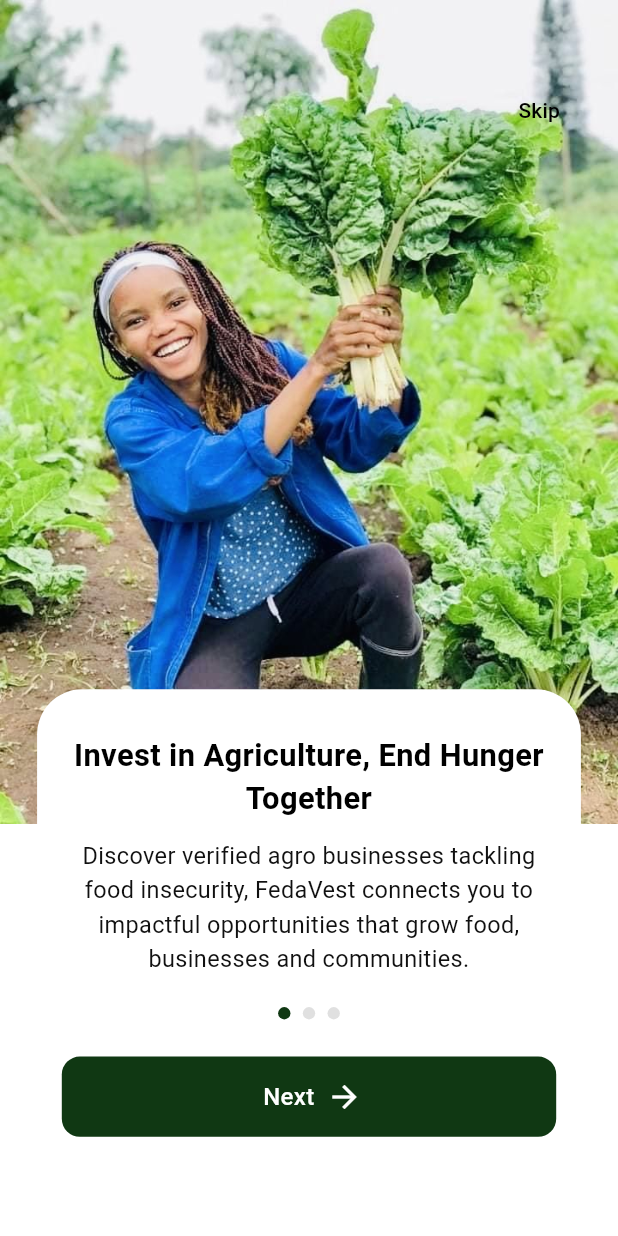
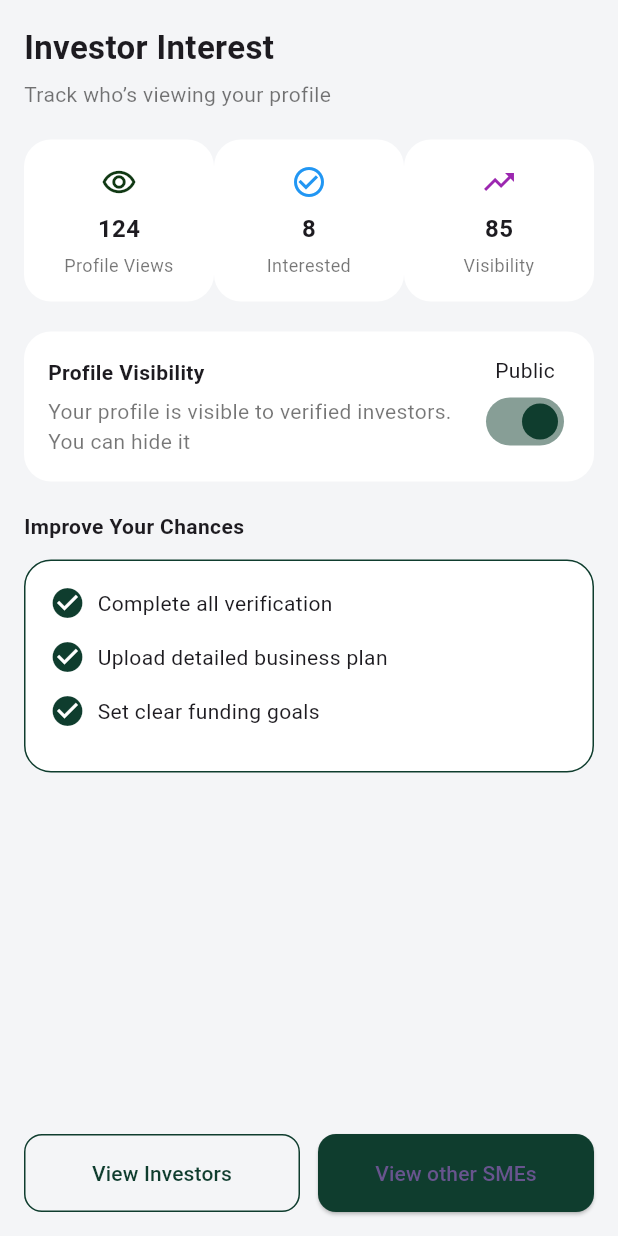
Before and after one commit to fedavest/Fedavest-Platform, a Flutter app: the screen it shows after launch, on a phone screen of 412 x 824 dp. Run offline on Flutter 3.47's test engine with Material 3 defaults, Android fonts, the phone set to English and light mode, and no system bars; our stand-ins replace bloc, envied, equatable, flutter_bloc, google_fonts, shared_preferences; generated files the repository leaves out were written again.

Commit message:
investor interest screen

```diff
--- a/mobile/feda_vest_group_project/lib/main.dart
+++ b/mobile/feda_vest_group_project/lib/main.dart
@@ -21,7 +21,7 @@ class MyApp extends StatelessWidget {
     return MaterialApp(
       title: 'Flutter Demo',
       debugShowCheckedModeBanner: false,
-      initialRoute: RouteName.onboard,
+      initialRoute: RouteName.investorInterest,
       navigatorKey: AppRoute.navigatorKey,
       onGenerateRoute: Routes.generateRoute,
       theme: ThemeData(colorScheme: .fromSeed(seedColor: Colors.deepPurple)),
--- a/mobile/feda_vest_group_project/lib/routes/route.dart
+++ b/mobile/feda_vest_group_project/lib/routes/route.dart
@@ -12,11 +12,14 @@ import 'package:feda_vest_group_project/widgets/dashboard_widgets/readiness/run_
 import 'package:feda_vest_group_project/widgets/dashboard_widgets/sme_readiness.dart';
 //import 'package:feda_vest_group_project/widgets/dashboard_widgets/verification_card.dart';
 import 'package:feda_vest_group_project/widgets/dashboard_widgets/verifcation/verificationcenter.dart';
+import 'package:feda_vest_group_project/widgets/explore_widgets/investor_choice.dart';
 import 'package:flutter/material.dart';
 
 class Routes {
   static Route<dynamic> generateRoute(RouteSettings settings) {
     switch (settings.name) {
+            case RouteName.investorInterest:
+        return MaterialPageRoute(builder: (_) => InvestorInterestScreen());
       case RouteName.fundingDeets:
         return MaterialPageRoute(builder: (_) => FundingImpactScreen());
       case RouteName.fundingGoal:
--- a/mobile/feda_vest_group_project/lib/routes/route_name.dart
+++ b/mobile/feda_vest_group_project/lib/routes/route_name.dart
@@ -11,4 +11,5 @@ class RouteName {
   static const String fundingGoal = '/funding_goal' ;
     static const String editFundingGoal = '/edit_funding_goal' ;
    static const String readiness = '/readiness_card';
+      static const String investorInterest = '/investor_choice';
 }
--- /dev/null
+++ b/mobile/feda_vest_group_project/lib/widgets/explore_widgets/investor_choice.dart
@@ -0,0 +1,302 @@
+import 'package:feda_vest_group_project/constants/app_colors.dart';
+import 'package:flutter/material.dart';
+
+
+class MyApp extends StatelessWidget {
+  const MyApp({super.key});
+
+  @override
+  Widget build(BuildContext context) {
+    return const MaterialApp(
+      debugShowCheckedModeBanner: false,
+      home: InvestorInterestScreen(),
+    );
+  }
+}
+
+class InvestorInterestScreen extends StatelessWidget {
+  const InvestorInterestScreen({super.key});
+
+  @override
+  Widget build(BuildContext context) {
+    return Scaffold(
+      backgroundColor: const Color(0xFFF4F5F7),
+      body: SafeArea(
+        child: Padding(
+          padding: const EdgeInsets.all(16),
+          child: Column(
+            crossAxisAlignment: CrossAxisAlignment.start,
+            children: [
+
+              /// TITLE
+              const Text(
+                "Investor Interest",
+                style: TextStyle(
+                    fontSize: 22, fontWeight: FontWeight.bold),
+              ),
+              const SizedBox(height: 6),
+              const Text(
+                "Track who’s viewing your profile",
+                style: TextStyle(color: Colors.black54),
+              ),
+
+              const SizedBox(height: 20),
+
+              /// STATS ROW
+              Row(
+                mainAxisAlignment:
+                    MainAxisAlignment.spaceBetween,
+                children: const [
+                  StatCard(
+                    icon: Icons.remove_red_eye_outlined,
+                    value: "124",
+                    label: "Profile Views",
+                    color: AppColors.primaryColor,
+                  ),
+                  StatCard(
+                    icon: Icons.check_circle_outline,
+                    value: "8",
+                    label: "Interested",
+                    color: Colors.blue,
+                  ),
+                  StatCard(
+                    icon: Icons.trending_up,
+                    value: "85",
+                    label: "Visibility",
+                    color: Colors.purple,
+                  ),
+                ],
+              ),
+
+              const SizedBox(height: 20),
+
+              /// VISIBILITY CARD (REUSABLE)
+              const AppCard(
+                child: VisibilitySection(),
+              ),
+
+              const SizedBox(height: 20),
+
+              /// IMPROVEMENT SECTION
+              const Text(
+                "Improve Your Chances",
+                style:
+                    TextStyle(fontWeight: FontWeight.bold),
+              ),
+              const SizedBox(height: 12),
+
+              const AppCard(
+                bordered: true,
+                child: ImprovementList(),
+              ),
+
+              const Spacer(),
+
+              /// BUTTONS
+              Row(
+                children: [
+                  Expanded(
+                    child: OutlinedButton(
+                      style: OutlinedButton.styleFrom(
+                        padding:
+                            const EdgeInsets.symmetric(
+                                vertical: 16),
+                        side: const BorderSide(
+                            color: Color(0xFF0F3D2E)),
+                        shape: RoundedRectangleBorder(
+                          borderRadius:
+                              BorderRadius.circular(12),
+                        ),
+                      ),
+                      onPressed: () {},
+                      child: const Text(
+                        "View Investors",
+                        style: TextStyle(
+                            color: Color(0xFF0F3D2E)),
+                      ),
+                    ),
+                  ),
+                  const SizedBox(width: 12),
+                  Expanded(
+                    child: ElevatedButton(
+                      style: ElevatedButton.styleFrom(
+                        backgroundColor:
+                            const Color(0xFF0F3D2E),
+                        padding:
+                            const EdgeInsets.symmetric(
+                                vertical: 16),
+                        shape: RoundedRectangleBorder(
+                          borderRadius:
+                              BorderRadius.circular(12),
+                        ),
+                      ),
+                      onPressed: () {},
+                      child: const Text("View other SMEs"),
+                    ),
+                  )
+                ],
+              )
+            ],
+          ),
+        ),
+      ),
+    );
+  }
+}
+
+////////////////////////////////////////////////////////////
+/// ONE REUSABLE CONTAINER
+////////////////////////////////////////////////////////////
+
+class AppCard extends StatelessWidget {
+  final Widget child;
+  final bool bordered;
+
+  const AppCard({
+    super.key,
+    required this.child,
+    this.bordered = false,
+  });
+
+  @override
+  Widget build(BuildContext context) {
+    return Container(
+      padding: const EdgeInsets.all(16),
+      decoration: BoxDecoration(
+        color: Colors.white,
+        borderRadius: BorderRadius.circular(18),
+        border: bordered
+            ? Border.all(color: const Color(0xFF0F3D2E))
+            : null,
+      ),
+      child: child,
+    );
+  }
+}
+
+////////////////////////////////////////////////////////////
+/// STAT CARD
+////////////////////////////////////////////////////////////
+
+class StatCard extends StatelessWidget {
+  final IconData icon;
+  final String value;
+  final String label;
+  final Color color;
+
+  const StatCard({
+    super.key,
+    required this.icon,
+    required this.value,
+    required this.label,
+    required this.color,
+  });
+
+  @override
+  Widget build(BuildContext context) {
+    return Expanded(
+      child: AppCard(
+        child: Column(
+          children: [
+            Icon(icon, color: color),
+            const SizedBox(height: 8),
+            Text(value,
+                style: const TextStyle(
+                    fontWeight: FontWeight.bold,
+                    fontSize: 16)),
+            const SizedBox(height: 4),
+            Text(label,
+                textAlign: TextAlign.center,
+                style: const TextStyle(
+                    fontSize: 12,
+                    color: Colors.black54)),
+          ],
+        ),
+      ),
+    );
+  }
+}
+
+////////////////////////////////////////////////////////////
+/// VISIBILITY SECTION
+////////////////////////////////////////////////////////////
+
+class VisibilitySection extends StatelessWidget {
+  const VisibilitySection({super.key});
+
+  @override
+  Widget build(BuildContext context) {
+    return Row(
+      children: [
+        const Expanded(
+          child: Column(
+            crossAxisAlignment:
+                CrossAxisAlignment.start,
+            children: [
+              Text(
+                "Profile Visibility",
+                style: TextStyle(
+                    fontWeight: FontWeight.bold),
+              ),
+              SizedBox(height: 6),
+              Text(
+                "Your profile is visible to verified investors.\nYou can hide it",
+                style: TextStyle(color: Colors.black54),
+              ),
+            ],
+          ),
+        ),
+        Column(
+          children: [
+            const Text("Public"),
+            Switch(
+              value: true,
+              activeColor: const Color(0xFF0F3D2E),
+              onChanged: (val) {},
+            )
+          ],
+        )
+      ],
+    );
+  }
+}
+
+////////////////////////////////////////////////////////////
+/// IMPROVEMENT LIST
+////////////////////////////////////////////////////////////
+
+class ImprovementList extends StatelessWidget {
+  const ImprovementList({super.key});
+
+  @override
+  Widget build(BuildContext context) {
+    return Column(
+      children: const [
+        ImprovementItem(text: "Complete all verification"),
+        ImprovementItem(text: "Upload detailed business plan"),
+        ImprovementItem(text: "Set clear funding goals"),
+      ],
+    );
+  }
+}
+
+class ImprovementItem extends StatelessWidget {
+  final String text;
+
+  const ImprovementItem({super.key, required this.text});
+
+  @override
+  Widget build(BuildContext context) {
+    return Padding(
+      padding: const EdgeInsets.only(bottom: 12),
+      child: Row(
+        children: [
+          const Icon(Icons.check_circle,
+              color: Color(0xFF0F3D2E)),
+          const SizedBox(width: 8),
+          Expanded(child: Text(text)),
+        ],
+      ),
+    );
+  }
+}
```
